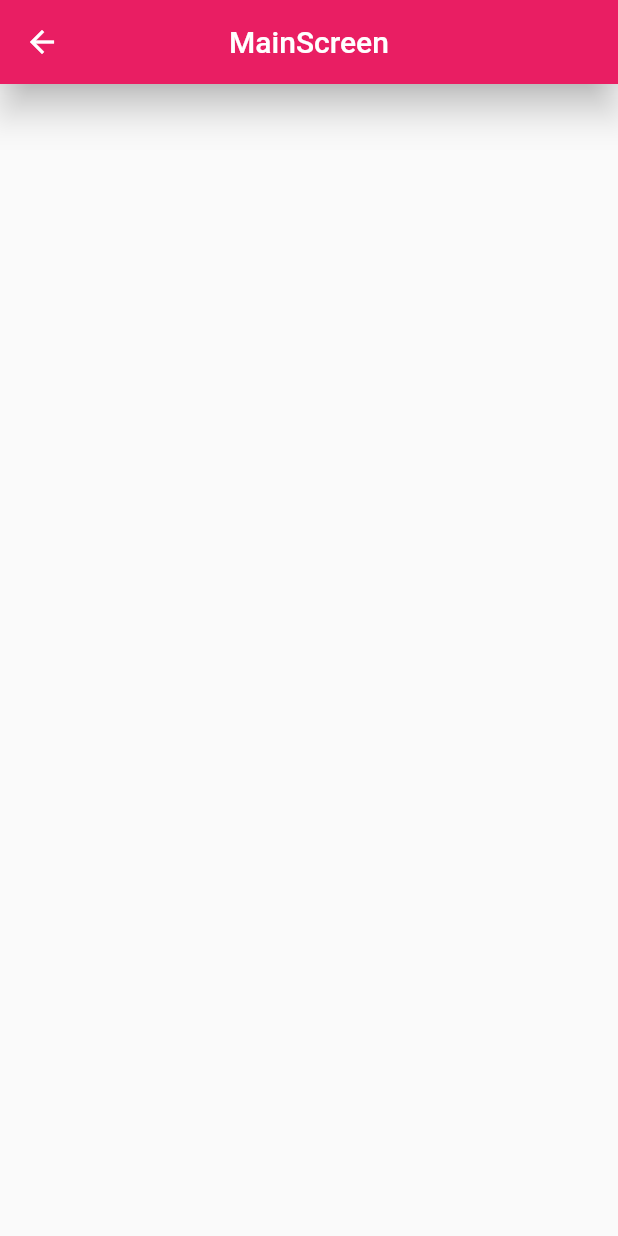
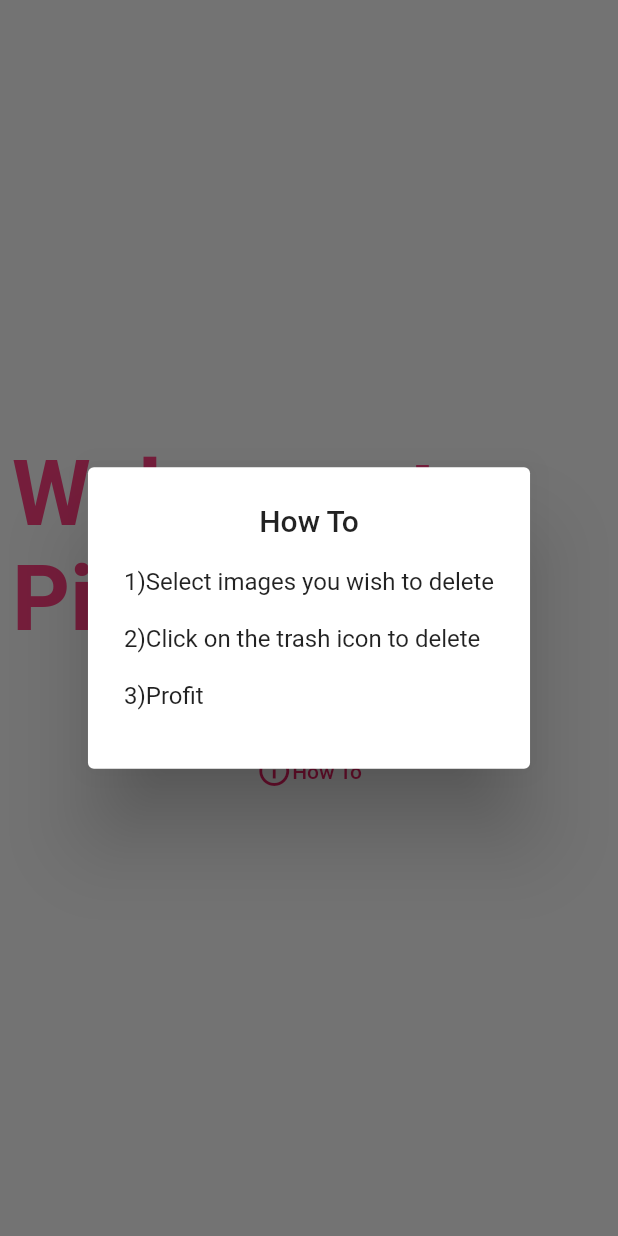
Before and after one commit to TheDechev/PicPick, a Flutter app: the screen it shows after launch, after a tap on "How To", on a phone screen of 412 x 824 dp. Run offline on Flutter 3.47's test engine with Material 2 defaults, Android fonts, the phone set to English and light mode, and no system bars; our stand-ins replace badges, bloc, equatable, flutter_bloc, loading_indicator, permission_handler; missing offline and left inert: photo_manager.

Commit message:
implement HowToScreen

```diff
--- a/lib/main.dart
+++ b/lib/main.dart
@@ -3,7 +3,7 @@ import 'package:flutter_bloc/flutter_bloc.dart';
 import 'package:picpick/data/photo_repository.dart';
 import 'package:picpick/screens/gallery_screen.dart';
 import 'package:picpick/screens/image_screen.dart';
-import 'package:picpick/screens/main_screen.dart';
+import 'package:picpick/screens/how_to_screen.dart';
 import 'package:picpick/screens/welcome_screen.dart';
 
 import 'bloc/counter_bloc/counter_bloc.dart';
@@ -36,7 +36,7 @@ class MyApp extends StatelessWidget {
         initialRoute: WelcomeScreen.RouteKey,
         routes: {
           WelcomeScreen.RouteKey: (context) => WelcomeScreen(),
-          MainScreen.RouteKey: (context) => MainScreen(),
+          HowToScreen.RouteKey: (context) => HowToScreen(),
           GalleryScreen.RouteKey: (context) => GalleryScreen(),
           ImageScreen.RouteKey: (context) => ImageScreen(),
         },
--- /dev/null
+++ b/lib/screens/how_to_screen.dart
@@ -0,0 +1,21 @@
+import 'package:flutter/material.dart';
+
+class HowToScreen extends StatelessWidget {
+  static const RouteKey = '/how_to_screen';
+
+  @override
+  Widget build(BuildContext context) {
+    return AlertDialog(
+      scrollable: false,
+      title: Center(child: Text('How To')),
+      content: Container(
+        height: (MediaQuery.of(context).size.height * 0.8) / 6,
+        decoration: BoxDecoration(
+          borderRadius: BorderRadius.all(Radius.circular(20)),
+        ),
+        child: Text(
+            "1)Select images you wish to delete\n\n2)Click on the trash icon to delete\n\n3)Profit"),
+      ),
+    );
+  }
+}
--- a/lib/screens/main_screen.dart
+++ /dev/null
@@ -1,28 +0,0 @@
-import 'dart:math';
-
-import 'package:badges/badges.dart';
-import 'package:flutter/cupertino.dart';
-import 'package:flutter/material.dart';
-import 'package:picpick/utils/constants.dart';
-
-class MainScreen extends StatefulWidget {
-  static const RouteKey = '/main_screen';
-
-  @override
-  _MainScreenState createState() => _MainScreenState();
-}
-
-class _MainScreenState extends State<MainScreen> {
-  final GlobalKey _imageKey = GlobalKey();
-
-  @override
-  Widget build(BuildContext context) {
-    return Scaffold(
-      appBar: AppBar(
-        centerTitle: true,
-        title: Text('MainScreen'),
-        elevation: 10,
-      ),
-    );
-  }
-}
--- a/lib/screens/welcome_screen.dart
+++ b/lib/screens/welcome_screen.dart
@@ -4,7 +4,7 @@ import 'package:picpick/bloc/counter_bloc/counter_bloc.dart';
 import 'package:picpick/bloc/images_bloc/images_bloc.dart';
 import 'package:picpick/data/photo_repository.dart';
 import 'package:picpick/screens/gallery_screen.dart';
-import 'package:picpick/screens/main_screen.dart';
+import 'package:picpick/screens/how_to_screen.dart';
 //import 'package:photo_manager/photo_manager.dart';
 
 class WelcomeScreen extends StatelessWidget {
@@ -52,7 +52,11 @@ class WelcomeScreen extends StatelessWidget {
                 )),
             TextButton(
                 onPressed: () {
-                  Navigator.pushNamed(context, MainScreen.RouteKey);
+                  showDialog(
+                      context: context,
+                      builder: (context) {
+                        return HowToScreen();
+                      });
                 },
                 child: Row(
                   mainAxisAlignment: MainAxisAlignment.center,
```
